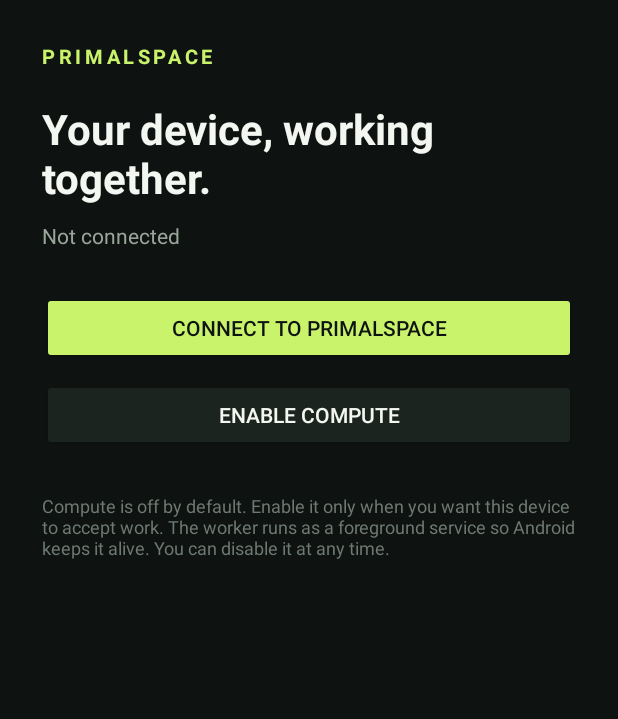
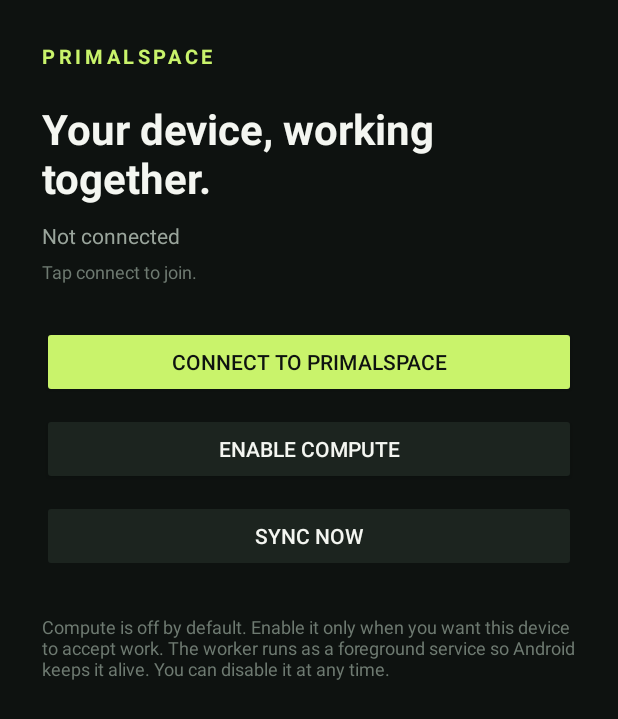
Before and after one commit to mahithpaulin/primalspace-android, an Android app: the screen it shows after launch (MainActivity), on a phone screen of 412 x 824 dp. Shown: the top 719 px of the screen. Run offline under Robolectric (Android 15) with nearby library versions, the phone set to English and light mode, and no system bars.

Commit message:
Self-healing enrollment, error reporting, sync button

```diff
--- a/app/build.gradle
+++ b/app/build.gradle
@@ -5,8 +5,8 @@ android { namespace 'com.mahithpaulin.primalspace'; compileSdk 35
         applicationId 'com.mahithpaulin.primalspace'
         minSdk 26
         targetSdk 35
-        versionCode 2
-        versionName '1.1.0'
+        versionCode 3
+        versionName '1.2.0'
         buildConfigField 'String', 'PRIMAL_SERVER_URL', '"https://primal-space-monitor.vercel.app"'
     }
     buildTypes { release { minifyEnabled false } }
--- a/app/src/main/res/layout/activity_main.xml
+++ b/app/src/main/res/layout/activity_main.xml
@@ -33,6 +33,14 @@
             android:text="Not connected"
             android:textColor="#9AA59C"
             android:textSize="14sp" />
+        <TextView
+            android:id="@+id/detail"
+            android:layout_width="match_parent"
+            android:layout_height="wrap_content"
+            android:layout_marginTop="6dp"
+            android:text=""
+            android:textColor="#6E7A71"
+            android:textSize="12sp" />
         <Button
             android:id="@+id/connect"
             android:layout_width="match_parent"
@@ -49,6 +57,14 @@
             android:text="Enable compute"
             android:backgroundTint="#1C241F"
             android:textColor="#F4F6F1" />
+        <Button
+            android:id="@+id/sync"
+            android:layout_width="match_parent"
+            android:layout_height="wrap_content"
+            android:layout_marginTop="10dp"
+            android:text="Sync now"
+            android:backgroundTint="#1C241F"
+            android:textColor="#F4F6F1" />
         <TextView
             android:layout_width="match_parent"
             android:layout_height="wrap_content"
```
Also changed, not shown: app/src/main/java/com/mahithpaulin/primalspace/MainActivity.kt (+56 -6 lines), app/src/main/java/com/mahithpaulin/primalspace/Prefs.kt (+12 -0 lines), app/src/main/java/com/mahithpaulin/primalspace/PrimalClient.kt (+16 -6 lines), app/src/main/java/com/mahithpaulin/primalspace/WorkerService.kt (+28 -2 lines).
